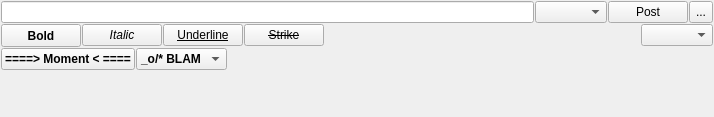
dguihal/quteqoin, file ui/qqpalmipede.ui: the form before one commit.
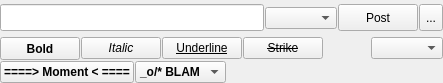
The form after the commit. Icons and pictures are not drawn. Custom widgets are drawn as their Qt base class.

What changed in the file:
```diff
--- a/ui/qqpalmipede.ui
+++ b/ui/qqpalmipede.ui
@@ -1,50 +1,50 @@
 <?xml version="1.0" encoding="UTF-8"?>
 <ui version="4.0">
  <class>QQPalmipede</class>
- <widget class="QDockWidget" name="QQPalmipede">
+ <widget class="QWidget" name="QQPalmipede">
   <property name="geometry">
    <rect>
     <x>0</x>
     <y>0</y>
-    <width>714</width>
-    <height>117</height>
+    <width>443</width>
+    <height>83</height>
    </rect>
   </property>
-  <property name="sizePolicy">
-   <sizepolicy hsizetype="Expanding" vsizetype="MinimumExpanding">
-    <horstretch>0</horstretch>
-    <verstretch>0</verstretch>
-   </sizepolicy>
-  </property>
-  <property name="features">
-   <set>QDockWidget::DockWidgetFloatable|QDockWidget::DockWidgetMovable</set>
-  </property>
-  <property name="allowedAreas">
-   <set>Qt::BottomDockWidgetArea|Qt::TopDockWidgetArea</set>
-  </property>
   <property name="windowTitle">
-   <string>Palmipede Editor</string>
-  </property>
-  <widget class="QWidget" name="dockWidgetContents">
-   <property name="sizePolicy">
-    <sizepolicy hsizetype="Expanding" vsizetype="MinimumExpanding">
-     <horstretch>0</horstretch>
-     <verstretch>0</verstretch>
-    </sizepolicy>
+   <string>Form</string>
    </property>
    <layout class="QVBoxLayout" name="verticalLayout">
     <property name="spacing">
      <number>1</number>
     </property>
-    <property name="margin">
-     <number>1</number>
+   <property name="leftMargin">
+    <number>0</number>
+   </property>
+   <property name="topMargin">
+    <number>0</number>
+   </property>
+   <property name="rightMargin">
+    <number>0</number>
+   </property>
+   <property name="bottomMargin">
+    <number>0</number>
     </property>
     <item>
-     <layout class="QHBoxLayout" name="horizontalLayout_3">
+    <widget class="QWidget" name="postLineW" native="true">
+     <layout class="QHBoxLayout" name="horizontalLayout_4">
       <property name="spacing">
        <number>1</number>
       </property>
-      <property name="margin">
+      <property name="leftMargin">
+       <number>0</number>
+      </property>
+      <property name="topMargin">
+       <number>0</number>
+      </property>
+      <property name="rightMargin">
+       <number>0</number>
+      </property>
+      <property name="bottomMargin">
        <number>0</number>
       </property>
       <item>
@@ -64,23 +64,7 @@
        </widget>
       </item>
       <item>
-       <widget class="QComboBox" name="boardSelectorComboBoxMin">
-        <property name="enabled">
-         <bool>true</bool>
-        </property>
-        <property name="sizePolicy">
-         <sizepolicy hsizetype="Minimum" vsizetype="Fixed">
-          <horstretch>0</horstretch>
-          <verstretch>0</verstretch>
-         </sizepolicy>
-        </property>
-        <property name="maximumSize">
-         <size>
-          <width>16777215</width>
-          <height>27</height>
-         </size>
-        </property>
-       </widget>
+       <widget class="QComboBox" name="boardSelectorComboBoxMin"/>
       </item>
       <item>
        <widget class="QPushButton" name="postPushButton">
@@ -125,6 +109,7 @@
        </widget>
       </item>
      </layout>
+    </widget>
     </item>
     <item>
      <widget class="QWidget" name="cmdGrpWidget" native="true">
@@ -242,7 +227,14 @@
           </spacer>
          </item>
          <item>
-          <widget class="QComboBox" name="boardSelectorComboBox"/>
+         <widget class="QComboBox" name="boardSelectorComboBox">
+          <property name="minimumSize">
+           <size>
+            <width>0</width>
+            <height>0</height>
+           </size>
+          </property>
+         </widget>
          </item>
         </layout>
        </item>
@@ -326,21 +318,7 @@
       </layout>
      </widget>
     </item>
-    <item>
-     <spacer name="verticalSpacer">
-      <property name="orientation">
-       <enum>Qt::Vertical</enum>
-      </property>
-      <property name="sizeHint" stdset="0">
-       <size>
-        <width>0</width>
-        <height>0</height>
-       </size>
-      </property>
-     </spacer>
-    </item>
-   </layout>
-  </widget>
+  </layout>
  </widget>
  <customwidgets>
   <customwidget>
```
Left out of the diff: 35 changed lines with no effect on the pictures. Lines whose indentation alone changed are shown as unchanged.
